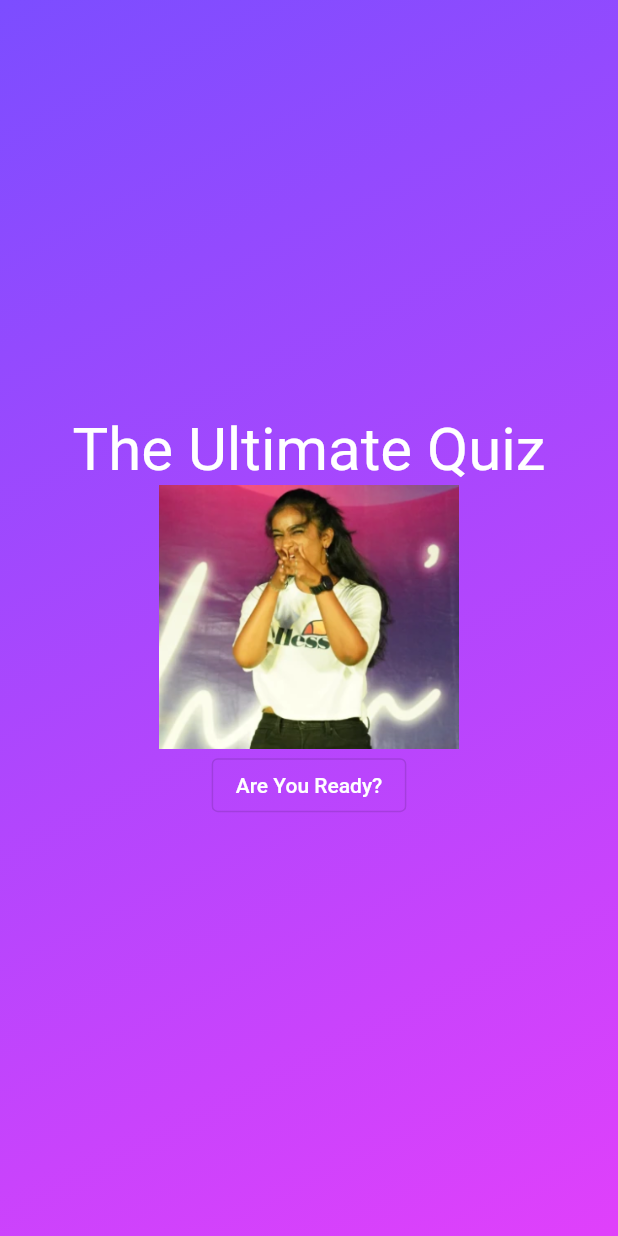
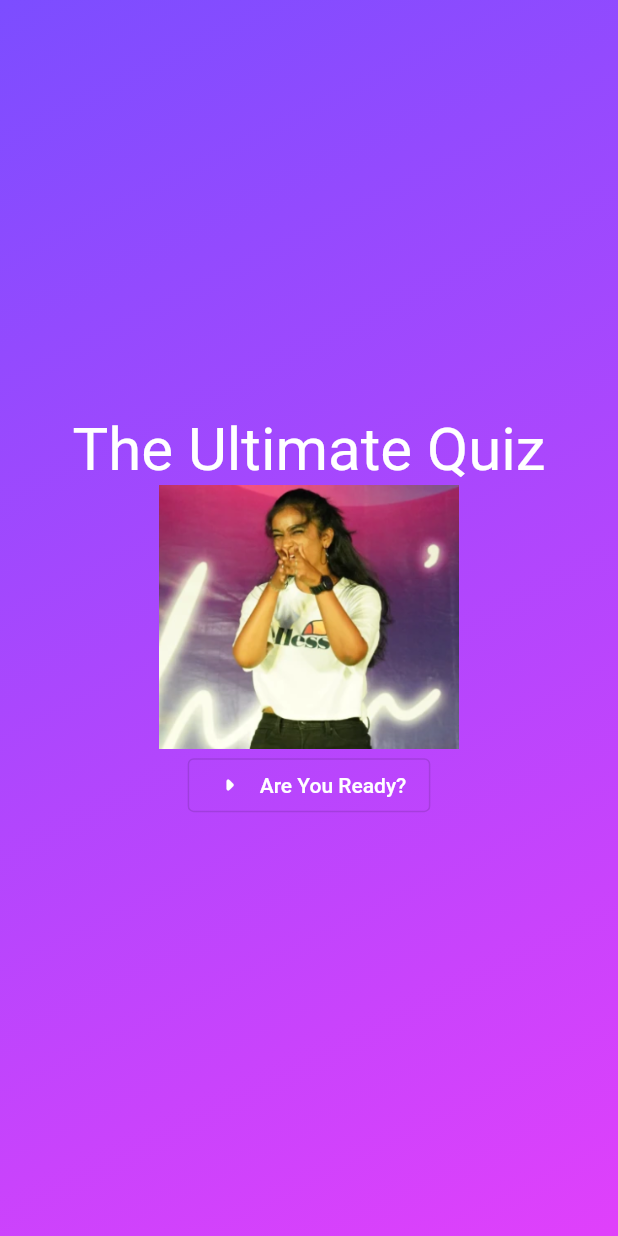
Before and after one commit to Nooberd-Incompat/quizapp_having_randompics, a Flutter app: the screen it shows after launch, after a tap on "Are You Ready?", on a phone screen of 412 x 824 dp. Run offline on Flutter 3.47's test engine with Material 2 defaults, Android fonts, the phone set to English and light mode, and no system bars.

Commit message:
third day of doing the quiz app, did transparency, and icons and seperated the quiz app into two different pages, one that handles the questions and one that handles the intro

```diff
--- a/lib/intro_pic.dart
+++ b/lib/intro_pic.dart
@@ -24,26 +24,23 @@ class _Shower extends State<InPic> {
           "The Ultimate Quiz",
           style: TextStyle(color: Colors.white, fontSize: 40),
         ),
+        // Opacity(
+        //   opacity: 0.78,
+        //   child: Image.asset(
+        //     'assets/images/tmgyho.png',
+        //     width: 200,
+        //   ),
+        // ),
         Image.asset(
           'assets/images/tmgyho.png',
           width: 200,
+          //color: const Color.fromARGB(36, 255, 255, 255),
         ),
-        // TextButton(
-        //   onPressed: rollDice,
-        //   style: TextButton.styleFrom(
-        //     padding: const EdgeInsets.only(
-        //       top: 20,
-        //       bottom: 20,
-        //     ),
-        //     foregroundColor: Colors.white,
-        //     textStyle: const TextStyle(fontSize: 28),
-        //   ),
-        //   child: const Text('Are You Ready?'),
-        // )
-        OutlinedButton(
+        OutlinedButton.icon(
           onPressed: rollDice,
           style: OutlinedButton.styleFrom(foregroundColor: Colors.white),
-          child: const Text('Are You Ready?'),
+          icon: const Icon(Icons.arrow_right_rounded),
+          label: const Text('Are You Ready?'),
         )
       ],
     );
--- a/lib/main.dart
+++ b/lib/main.dart
@@ -1,12 +1,7 @@
 import 'package:flutter/material.dart';
 import 'package:quiz/gradient_container.dart';
+import 'package:quiz/quiz.dart';
 
 void main() {
-  runApp(
-    const MaterialApp(
-      home: Scaffold(
-        body: GradientContainer.purple( ),
-      ),
-    ),
-  );
+  runApp(const Quiz());
 }
--- /dev/null
+++ b/lib/quiz.dart
@@ -0,0 +1,22 @@
+import 'package:flutter/material.dart';
+import 'package:quiz/gradient_container.dart';
+
+class Quiz extends StatefulWidget {
+  const Quiz({super.key});
+
+  @override
+  State<Quiz> createState() {
+    return _QuizState();
+  }
+}
+
+class _QuizState extends State<Quiz> {
+  @override
+  Widget build(context) {
+    return const MaterialApp(
+      home: Scaffold(
+        body: GradientContainer.purple(),
+      ),
+    );
+  }
+}
```
Also changed, not shown: lib/questions_screen.dart (added, +17 -0 lines), assets/images/tmgyho.svg (added).
